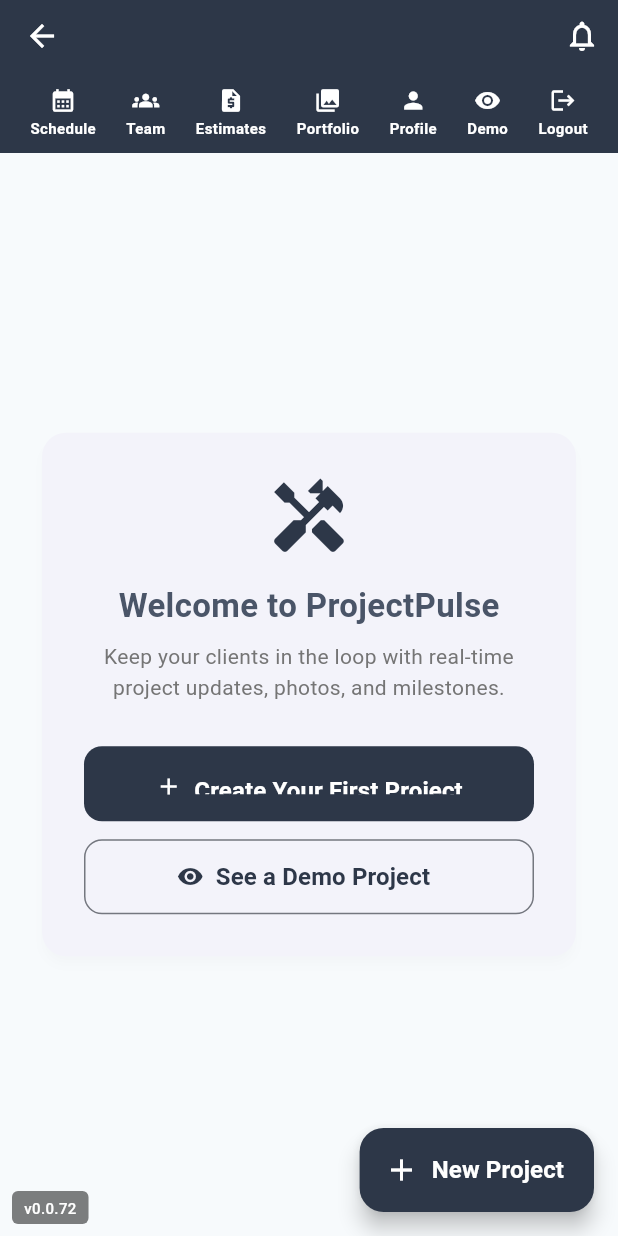
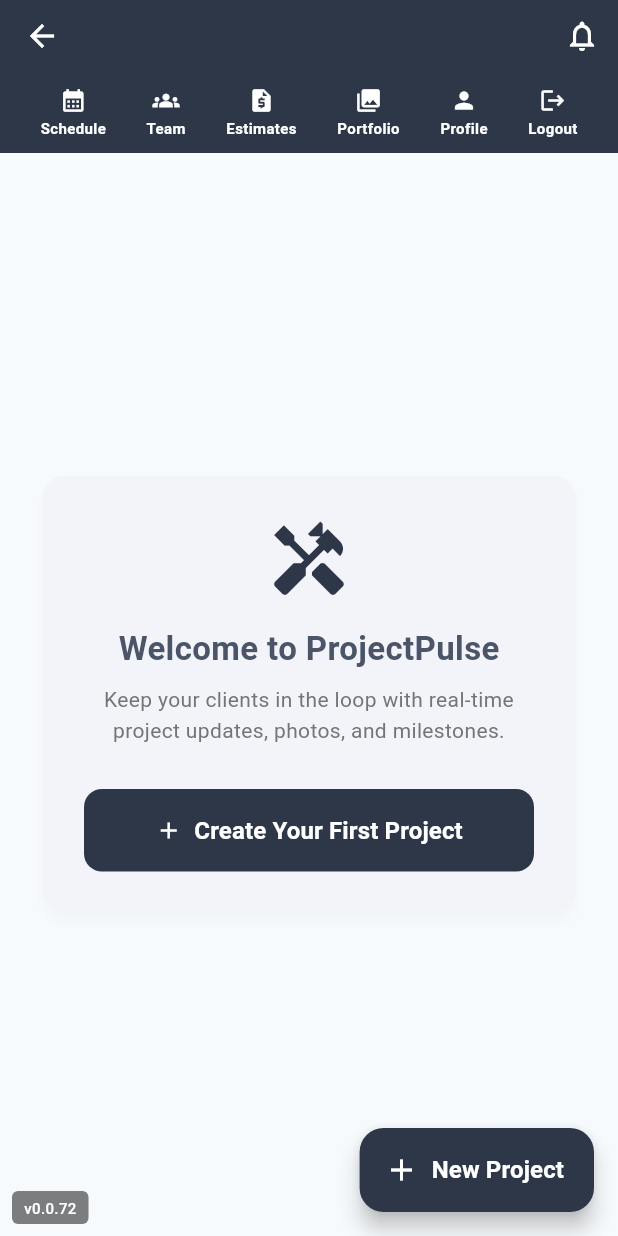
Before and after one commit to cmadd123/ProjectPulse, a Flutter app: the _ContractorProjectsScreen screen opened directly with empty values, on a phone screen of 412 x 824 dp. Run offline on Flutter 3.47's test engine with Material 3 defaults, Android fonts, the phone set to English and light mode, and no system bars; our stand-ins replace app_links, cached_network_image, cloud_firestore, connectivity_plus, csv, file_picker and 11 more; missing offline and left inert: emojis, flutter_inappwebview, google_mlkit_text_recognition; accounts and stored records are empty.

Commit message:
Fix Create Your First Project button cutoff, remove demo
- Replaced fixed height: 50 with padding: vertical 16 on
  "Create Your First Project" button
- Removed "See a Demo Project" button from empty state
  (confusing for real users, mixes fake data with workspace)
- Removed "Demo" toolbar button from GC dashboard

Co-Authored-By: Claude Opus 4.6 (1M context) <noreply@anthropic.com>

```diff
--- a/lib/main.dart
+++ b/lib/main.dart
@@ -1818,11 +1818,6 @@ class _ContractorProjectsScreenState
                     builder: (_) => const ContractorProfileScreen(),
                   ));
                 }),
-                _buildToolbarButton(context, Icons.visibility, 'Demo', () {
-                  Navigator.push(context, MaterialPageRoute(
-                    builder: (_) => const PreviewHomeDesign3(),
-                  ));
-                }),
                 _buildToolbarButton(context, Icons.logout, 'Logout', () {
                   confirmLogout(context);
                 }),
@@ -1888,7 +1883,6 @@ class _ContractorProjectsScreenState
                               const SizedBox(height: 28),
                               SizedBox(
                                 width: double.infinity,
-                                height: 50,
                                 child: ElevatedButton.icon(
                                   onPressed: () async {
                                     final result = await Navigator.push(
@@ -1905,31 +1899,7 @@ class _ContractorProjectsScreenState
                                   style: ElevatedButton.styleFrom(
                                     backgroundColor: Theme.of(context).colorScheme.primary,
                                     foregroundColor: Colors.white,
-                                    shape: RoundedRectangleBorder(borderRadius: BorderRadius.circular(12)),
-                                  ),
-                                ),
-                              ),
-                              const SizedBox(height: 12),
-                              SizedBox(
-                                width: double.infinity,
-                                height: 50,
-                                child: OutlinedButton.icon(
-                                  onPressed: () {
-                                    Navigator.push(
-                                      context,
-                                      MaterialPageRoute(
-                                        builder: (_) => ClientProjectTimeline(
-                                          projectId: DemoProjectData.demoProjectId,
-                                          projectData: DemoProjectData.project,
-                                          isPreview: true,
-                                        ),
-                                      ),
-                                    );
-                                  },
-                                  icon: const Icon(Icons.visibility),
-                                  label: const Text('See a Demo Project',
-                                      style: TextStyle(fontSize: 16, fontWeight: FontWeight.w600)),
-                                  style: OutlinedButton.styleFrom(
+                                    padding: const EdgeInsets.symmetric(vertical: 16),
                                     shape: RoundedRectangleBorder(borderRadius: BorderRadius.circular(12)),
                                   ),
                                 ),
```
